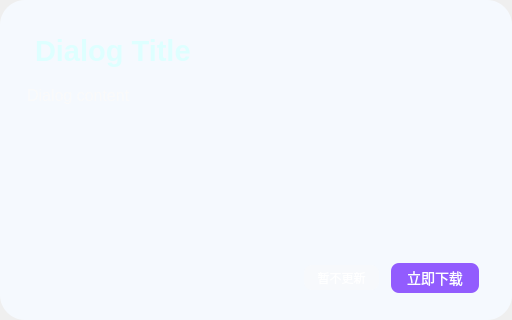
Before: the Qt Designer form UI_UpdateDialog.ui in YangShengzhou03/LeafView, drawn with Qt 5.
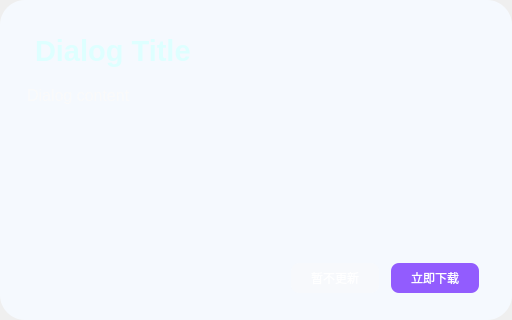
After: the same form once the commit is applied.

```diff
--- a/UI_UpdateDialog.ui
+++ b/UI_UpdateDialog.ui
@@ -194,14 +194,14 @@
                   <widget class="QPushButton" name="pushButton_cancel">
                    <property name="minimumSize">
                     <size>
-                     <width>75</width>
-                     <height>25</height>
+                     <width>88</width>
+                     <height>30</height>
                     </size>
                    </property>
                    <property name="maximumSize">
                     <size>
-                     <width>75</width>
-                     <height>25</height>
+                     <width>88</width>
+                     <height>30</height>
                     </size>
                    </property>
                    <property name="styleSheet">
@@ -248,7 +248,7 @@
     border: none;
     border-radius: 8px;
     font-family: 'Microsoft YaHei';
-    font-size: 14px;
+    font-size: 12px;
 }
 
 QPushButton:hover {
```
